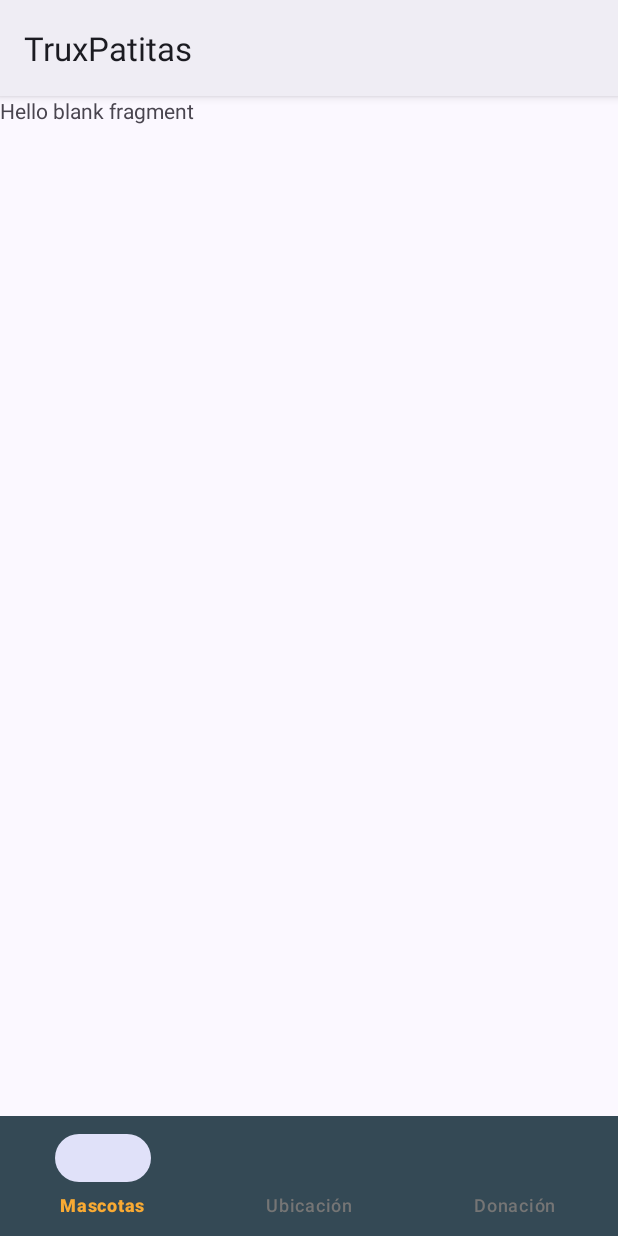
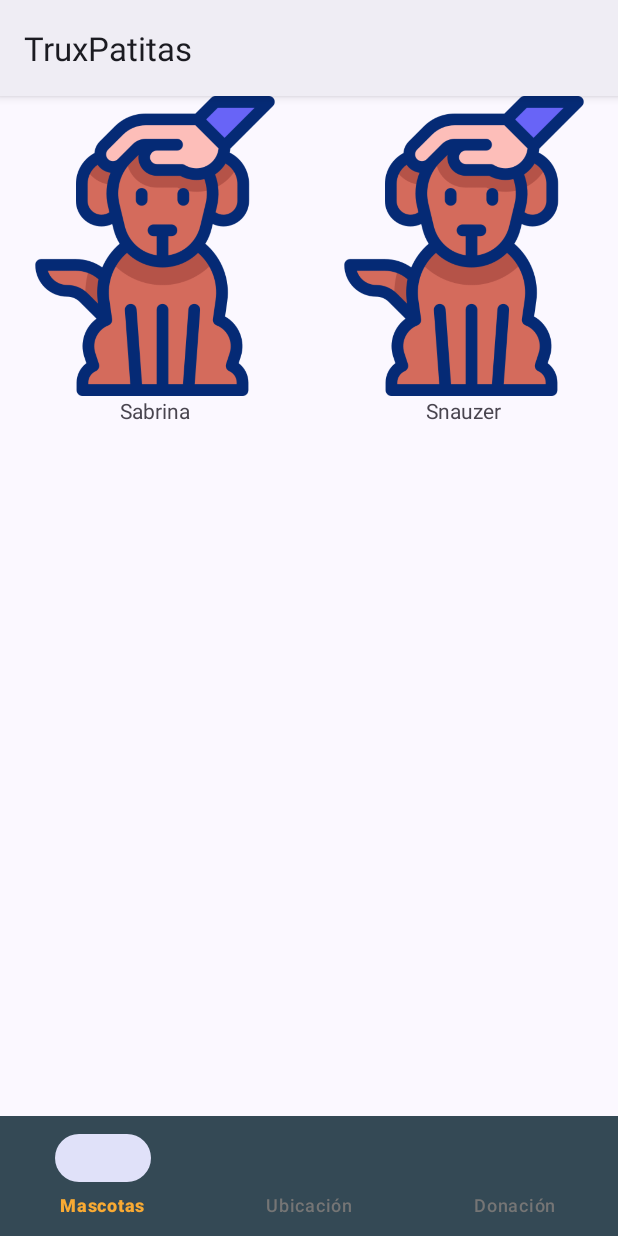
Before and after one commit to PJAcevedo/Android-TruxPatitas, an Android app: the PetsFragment screen opened directly, with no data from a screen before it, on a phone screen of 412 x 824 dp. Run offline under Robolectric (Android 15) with nearby library versions, the phone set to English and light mode, and no system bars; our stand-ins replace Dagger/Hilt's generated code, navigation-ui.

Commit message:
add items pets like recycler view

```diff
--- a/app/src/main/java/com/pieroap/truxpatitas/ui/pets/PetsFragment.kt
+++ b/app/src/main/java/com/pieroap/truxpatitas/ui/pets/PetsFragment.kt
@@ -6,13 +6,15 @@ import androidx.fragment.app.Fragment
 import android.view.LayoutInflater
 import android.view.View
 import android.view.ViewGroup
+import android.widget.Toast
 import androidx.fragment.app.viewModels
 import androidx.lifecycle.Lifecycle
 import androidx.lifecycle.lifecycleScope
 import androidx.lifecycle.repeatOnLifecycle
+import androidx.recyclerview.widget.GridLayoutManager
 import com.pieroap.truxpatitas.databinding.FragmentPetsBinding
+import com.pieroap.truxpatitas.ui.pets.adapter.PetsAdapter
 import dagger.hilt.android.AndroidEntryPoint
-import kotlinx.coroutines.flow.collect
 import kotlinx.coroutines.launch
 
 @AndroidEntryPoint
@@ -20,6 +22,7 @@ class PetsFragment : Fragment() {
 
     private val petsViewModel by viewModels<PetsViewModel>()
     private var _binding: FragmentPetsBinding? = null
+    private lateinit var petsAdapter: PetsAdapter
     private val binding get() = _binding!!
 
     override fun onViewCreated(view: View, savedInstanceState: Bundle?) {
@@ -28,13 +31,25 @@ class PetsFragment : Fragment() {
     }
 
     private fun initUi() {
+        initList()
         initUiState()
+    }
+
+    private fun initList() {
+        petsAdapter = PetsAdapter(onItemSelected = {
+            Toast.makeText(context, it.name, Toast.LENGTH_LONG).show()
+        })
+        binding.rvPets.apply {
+            layoutManager = GridLayoutManager(context, 2)
+            adapter = petsAdapter
+        }
     }
 
     private fun initUiState() {
         lifecycleScope.launch {
             repeatOnLifecycle(Lifecycle.State.STARTED) {
                 petsViewModel.pets.collect {
+                    petsAdapter.updateList(it)
                     Log.i("itemsPets", it.toString())
                 }
             }
--- /dev/null
+++ b/app/src/main/java/com/pieroap/truxpatitas/ui/pets/adapter/PetsAdapter.kt
@@ -0,0 +1,27 @@
+package com.pieroap.truxpatitas.ui.pets.adapter
+
+import android.view.LayoutInflater
+import android.view.ViewGroup
+import androidx.recyclerview.widget.RecyclerView
+import com.pieroap.truxpatitas.R
+import com.pieroap.truxpatitas.domain.model.PetsInfo
+
+class PetsAdapter(
+    private var petsList: List<PetsInfo> = emptyList(),
+    private val onItemSelected:(PetsInfo) -> Unit
+) : RecyclerView.Adapter<PetsViewHolder>() {
+
+    fun updateList(list: List<PetsInfo>) {
+        petsList = list
+        notifyDataSetChanged()
+    }
+    override fun onCreateViewHolder(parent: ViewGroup, viewType: Int): PetsViewHolder {
+        return PetsViewHolder(LayoutInflater.from(parent.context).inflate(R.layout.item_pets, parent, false))
+    }
+
+    override fun getItemCount(): Int = petsList.size
+
+    override fun onBindViewHolder(holder: PetsViewHolder, position: Int) {
+        holder.render(petsList[position], onItemSelected)
+    }
+}
--- /dev/null
+++ b/app/src/main/java/com/pieroap/truxpatitas/ui/pets/adapter/PetsViewHolder.kt
@@ -0,0 +1,15 @@
+package com.pieroap.truxpatitas.ui.pets.adapter
+
+import android.view.View
+import androidx.recyclerview.widget.RecyclerView
+import com.pieroap.truxpatitas.databinding.ItemPetsBinding
+import com.pieroap.truxpatitas.domain.model.PetsInfo
+
+class PetsViewHolder(view: View) : RecyclerView.ViewHolder(view) {
+
+    private val binding = ItemPetsBinding.bind(view)
+    fun render(petsInfo: PetsInfo, onItemSelected: (PetsInfo) -> Unit) {
+        binding.txtPetName.text = petsInfo.name
+        binding.parent.setOnClickListener { onItemSelected(petsInfo) }
+    }
+}
--- a/app/src/main/res/layout/fragment_pets.xml
+++ b/app/src/main/res/layout/fragment_pets.xml
@@ -5,10 +5,9 @@
     android:layout_height="match_parent"
     tools:context=".ui.pets.PetsFragment">
 
-    <!-- TODO: Update blank fragment layout -->
-    <TextView
+    <androidx.recyclerview.widget.RecyclerView
+        android:id="@+id/rvPets"
         android:layout_width="match_parent"
-        android:layout_height="match_parent"
-        android:text="@string/hello_blank_fragment" />
+        android:layout_height="match_parent" />
 
 </FrameLayout>
--- /dev/null
+++ b/app/src/main/res/layout/item_pets.xml
@@ -0,0 +1,25 @@
+<?xml version="1.0" encoding="utf-8"?>
+<androidx.constraintlayout.widget.ConstraintLayout xmlns:android="http://schemas.android.com/apk/res/android"
+    android:id="@+id/parent"
+    xmlns:app="http://schemas.android.com/apk/res-auto"
+    android:layout_width="match_parent"
+    android:layout_height="match_parent">
+
+    <androidx.appcompat.widget.AppCompatImageView
+        android:id="@+id/ivPet"
+        android:layout_width="200dp"
+        android:layout_height="200dp"
+        android:src="@drawable/dog_animate"
+        app:layout_constraintEnd_toEndOf="parent"
+        app:layout_constraintStart_toStartOf="parent"
+        app:layout_constraintTop_toTopOf="parent" />
+
+    <TextView
+        android:id="@+id/txtPetName"
+        android:layout_width="wrap_content"
+        android:layout_height="wrap_content"
+        app:layout_constraintEnd_toEndOf="parent"
+        app:layout_constraintTop_toBottomOf="@+id/ivPet"
+        app:layout_constraintStart_toStartOf="parent"/>
+
+</androidx.constraintlayout.widget.ConstraintLayout>
```
